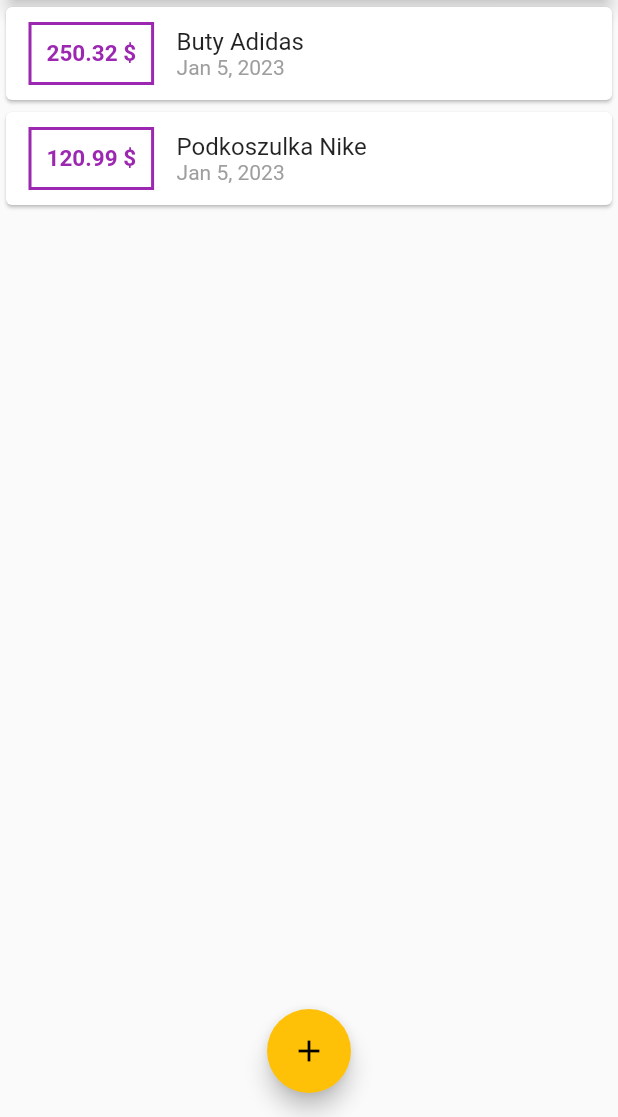
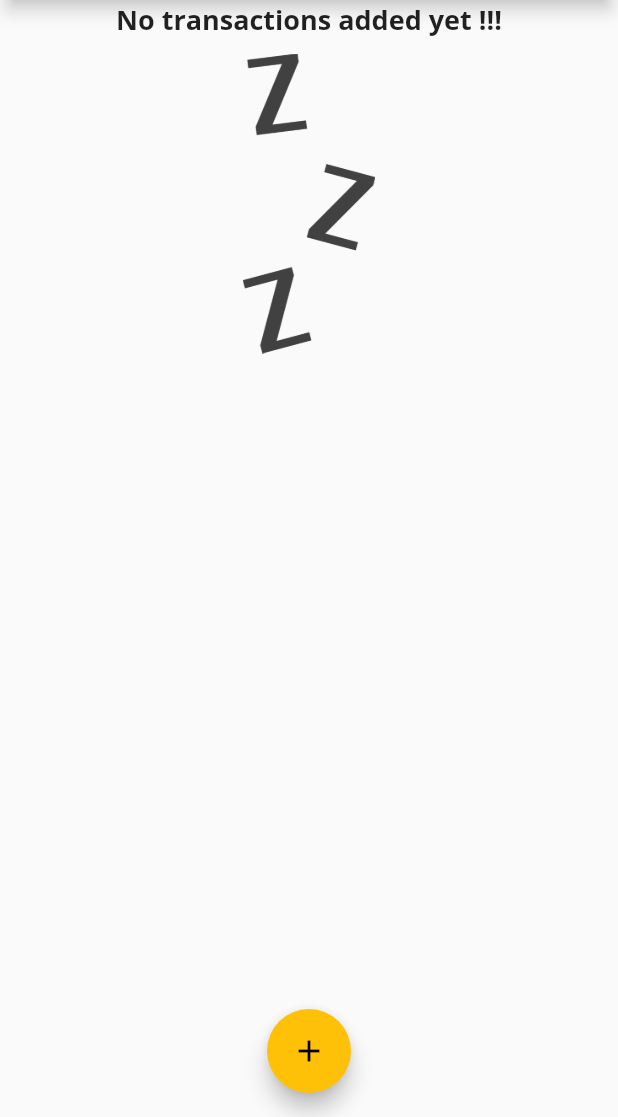
Before and after one commit to AdamSzambur/expenses_app, a Flutter app: the screen it shows after launch, on a phone screen of 412 x 824 dp, the part 119-1236 px from its top. Run offline on Flutter 3.47's test engine with Material 2 defaults, Android fonts, the phone set to English and light mode, and no system bars.

Commit message:
dodajemy obrazek i dzialamy dalej

```diff
--- a/lib/main.dart
+++ b/lib/main.dart
@@ -21,12 +21,13 @@ class MyApp extends StatelessWidget {
               fontSize: 18,
             )),
         appBarTheme: AppBarTheme(
-              textTheme: ThemeData.light().textTheme.copyWith(
-                      titleLarge: TextStyle(
-                    fontFamily: 'Opensans',
+          titleTextStyle: TextStyle(
+            fontFamily: 'OpenSans',
             fontSize: 20,
             fontWeight: FontWeight.bold,
-                  )))),
+          ),
+        ),
+      ),
       home: MyHomePage(),
     );
   }
@@ -41,19 +42,20 @@ class _MyHomePageState extends State<MyHomePage> {
   final titleController = TextEditingController();
   final amountController = TextEditingController();
 
-  final List<Transaction> _userTransactions = [
-    Transaction(
-      id: 't1',
-      title: 'Buty Adidas',
-      amount: 250.32,
-      date: DateTime.now(),
-    ),
-    Transaction(
-        id: 't2',
-        title: 'Podkoszulka Nike',
-        amount: 120.99,
-        date: DateTime.now()),
-  ];
+  final List<Transaction> _userTransactions = [];
+  // final List<Transaction> _userTransactions = [
+  //   Transaction(
+  //     id: 't1',
+  //     title: 'Buty Adidas',
+  //     amount: 250.32,
+  //     date: DateTime.now(),
+  //   ),
+  //   Transaction(
+  //       id: 't2',
+  //       title: 'Podkoszulka Nike',
+  //       amount: 120.99,
+  //       date: DateTime.now()),
+  // ];
 
   void startAddNewTransaction(BuildContext ctx) {
     showModalBottomSheet(
@@ -88,7 +90,6 @@ class _MyHomePageState extends State<MyHomePage> {
       appBar: AppBar(
         title: Text(
           'Personal Expenses',
-          style: TextStyle(fontFamily: 'OpenSans'),
         ),
         actions: [
           IconButton(
--- a/lib/widgets/transactions_list.dart
+++ b/lib/widgets/transactions_list.dart
@@ -17,14 +17,34 @@ class TransactionsList extends StatelessWidget {
   Widget build(BuildContext context) {
     return Container(
       height: 300,
-      child: ListView.builder(
+      child: userTransactions.isEmpty
+          ? Column(
+              children: [
+                Text(
+                  'No transactions added yet !!!',
+                  style: Theme.of(context).textTheme.headline6,
+                ),
+                SizedBox(
+                  height: 10,
+                ),
+                Container(
+                  height: 200,
+                  child: Image.asset(
+                    'assets/images/waiting.png',
+                    fit: BoxFit.cover,
+                  ),
+                )
+              ],
+            )
+          : ListView.builder(
               itemCount: userTransactions.length,
               itemBuilder: (ctx, index) {
                 return Card(
                   child: Row(
                     children: [
                       Container(
-                  margin: EdgeInsets.symmetric(vertical: 10, horizontal: 15),
+                        margin:
+                            EdgeInsets.symmetric(vertical: 10, horizontal: 15),
                         decoration: BoxDecoration(
                           border: Border.all(
                             color: Theme.of(context).primaryColor,
@@ -46,10 +66,11 @@ class TransactionsList extends StatelessWidget {
                         children: [
                           Text(
                             userTransactions[index].title,
-                      style: Theme.of(context).textTheme.titleMedium,
+                            style: Theme.of(context).textTheme.headline6,
                           ),
                           Text(
-                      DateFormat.yMMMd().format(userTransactions[index].date),
+                            DateFormat.yMMMd()
+                                .format(userTransactions[index].date),
                             style: TextStyle(
                               color: Colors.grey,
                             ),
--- a/pubspec.yaml
+++ b/pubspec.yaml
@@ -46,9 +46,8 @@ flutter:
   uses-material-design: true
 
   # To add assets to your application, add an assets section, like this:
-  # assets:
-  #   - images/a_dot_burr.jpeg
-  #   - images/a_dot_ham.jpeg
+  assets:
+    - assets/images/waiting.png
 
   # An image asset can refer to one or more resolution-specific "variants", see
   # https://flutter.dev/assets-and-images/#resolution-aware.
```
Also changed, not shown: assets/images/waiting.png (added). Lines whose indentation alone changed are shown as unchanged.
